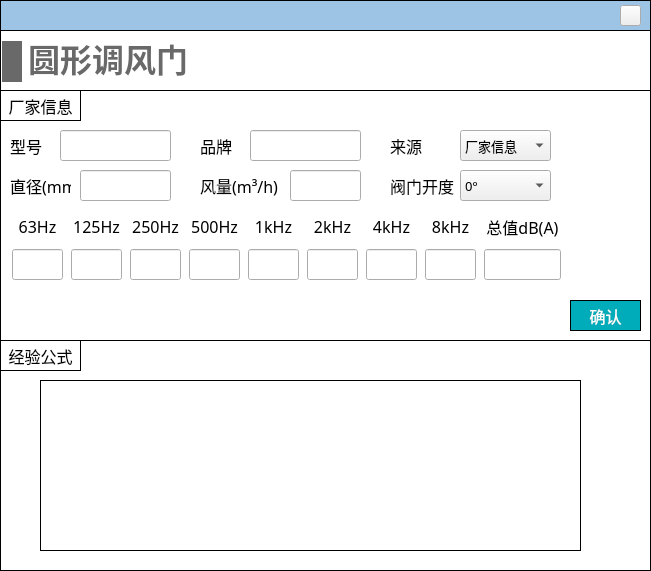
SheepBowwow/NoiCal, file NoiseCalSoft/inputDialog/dialog_circular_damper.ui: the form before one commit.
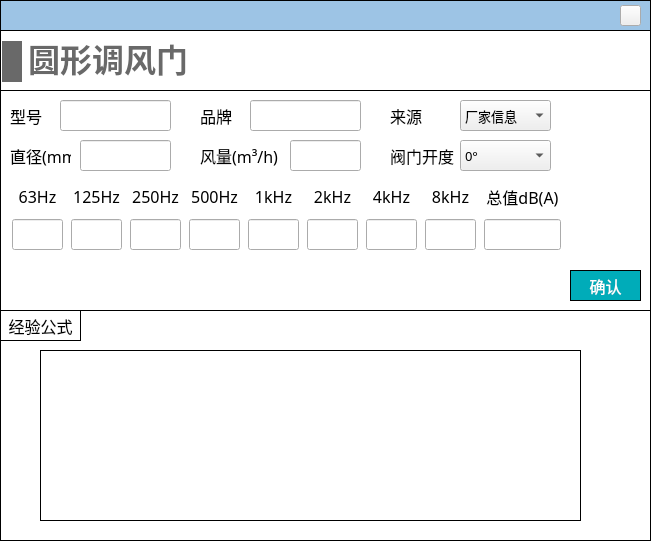
The form after the commit. Icons and pictures are not drawn.

Patch:
```diff
--- a/NoiseCalSoft/inputDialog/dialog_circular_damper.ui
+++ b/NoiseCalSoft/inputDialog/dialog_circular_damper.ui
@@ -7,7 +7,7 @@
     <x>0</x>
     <y>0</y>
     <width>651</width>
-    <height>571</height>
+    <height>541</height>
    </rect>
   </property>
   <property name="windowTitle">
@@ -37,7 +37,7 @@
      <x>0</x>
      <y>30</y>
      <width>651</width>
-     <height>311</height>
+     <height>281</height>
     </rect>
    </property>
    <property name="styleSheet">
@@ -52,7 +52,7 @@
       <x>0</x>
       <y>60</y>
       <width>651</width>
-      <height>251</height>
+      <height>221</height>
      </rect>
     </property>
     <property name="styleSheet">
@@ -86,7 +86,7 @@
      <property name="geometry">
       <rect>
        <x>250</x>
-       <y>40</y>
+       <y>10</y>
        <width>111</width>
        <height>31</height>
       </rect>
@@ -102,7 +102,7 @@
      <property name="geometry">
       <rect>
        <x>290</x>
-       <y>80</y>
+       <y>50</y>
        <width>71</width>
        <height>31</height>
       </rect>
@@ -118,7 +118,7 @@
      <property name="geometry">
       <rect>
        <x>200</x>
-       <y>40</y>
+       <y>10</y>
        <width>41</width>
        <height>31</height>
       </rect>
@@ -137,7 +137,7 @@
      <property name="geometry">
       <rect>
        <x>200</x>
-       <y>80</y>
+       <y>50</y>
        <width>81</width>
        <height>31</height>
       </rect>
@@ -156,7 +156,7 @@
      <property name="geometry">
       <rect>
        <x>390</x>
-       <y>80</y>
+       <y>50</y>
        <width>71</width>
        <height>31</height>
       </rect>
@@ -175,7 +175,7 @@
      <property name="geometry">
       <rect>
        <x>460</x>
-       <y>80</y>
+       <y>50</y>
        <width>91</width>
        <height>31</height>
       </rect>
@@ -232,7 +232,7 @@
      <property name="geometry">
       <rect>
        <x>10</x>
-       <y>120</y>
+       <y>90</y>
        <width>561</width>
        <height>72</height>
       </rect>
@@ -763,7 +763,7 @@
      <property name="geometry">
       <rect>
        <x>10</x>
-       <y>80</y>
+       <y>50</y>
        <width>61</width>
        <height>31</height>
       </rect>
@@ -782,7 +782,7 @@
      <property name="geometry">
       <rect>
        <x>80</x>
-       <y>80</y>
+       <y>50</y>
        <width>91</width>
        <height>31</height>
       </rect>
@@ -794,36 +794,11 @@
       </font>
      </property>
     </widget>
-    <widget class="QLabel" name="label_17">
-     <property name="geometry">
-      <rect>
-       <x>0</x>
-       <y>0</y>
-       <width>81</width>
-       <height>31</height>
-      </rect>
-     </property>
-     <property name="font">
-      <font>
-       <family>黑体</family>
-       <pointsize>-1</pointsize>
-      </font>
-     </property>
-     <property name="styleSheet">
-      <string notr="true">border: 1px solid #000000;</string>
-     </property>
-     <property name="text">
-      <string>厂家信息</string>
-     </property>
-     <property name="alignment">
-      <set>Qt::AlignCenter</set>
-     </property>
-    </widget>
     <widget class="QPushButton" name="pushButton_confirm">
      <property name="geometry">
       <rect>
        <x>570</x>
-       <y>210</y>
+       <y>180</y>
        <width>71</width>
        <height>31</height>
       </rect>
@@ -858,7 +833,7 @@
      <property name="geometry">
       <rect>
        <x>60</x>
-       <y>40</y>
+       <y>10</y>
        <width>111</width>
        <height>31</height>
       </rect>
@@ -874,7 +849,7 @@
      <property name="geometry">
       <rect>
        <x>10</x>
-       <y>40</y>
+       <y>10</y>
        <width>41</width>
        <height>31</height>
       </rect>
@@ -893,7 +868,7 @@
      <property name="geometry">
       <rect>
        <x>460</x>
-       <y>40</y>
+       <y>10</y>
        <width>91</width>
        <height>31</height>
       </rect>
@@ -919,7 +894,7 @@
      <property name="geometry">
       <rect>
        <x>390</x>
-       <y>40</y>
+       <y>10</y>
        <width>71</width>
        <height>31</height>
       </rect>
@@ -1046,7 +1021,7 @@
    <property name="geometry">
     <rect>
      <x>0</x>
-     <y>340</y>
+     <y>310</y>
      <width>651</width>
      <height>231</height>
     </rect>
```
